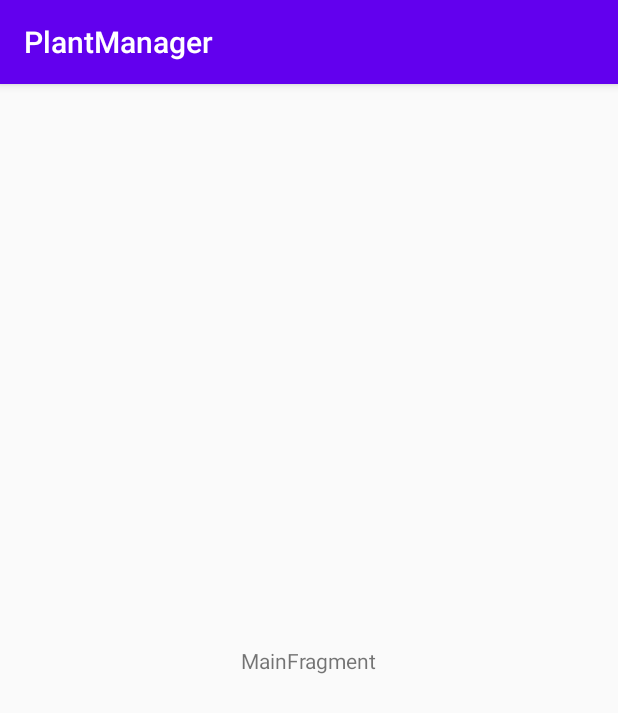
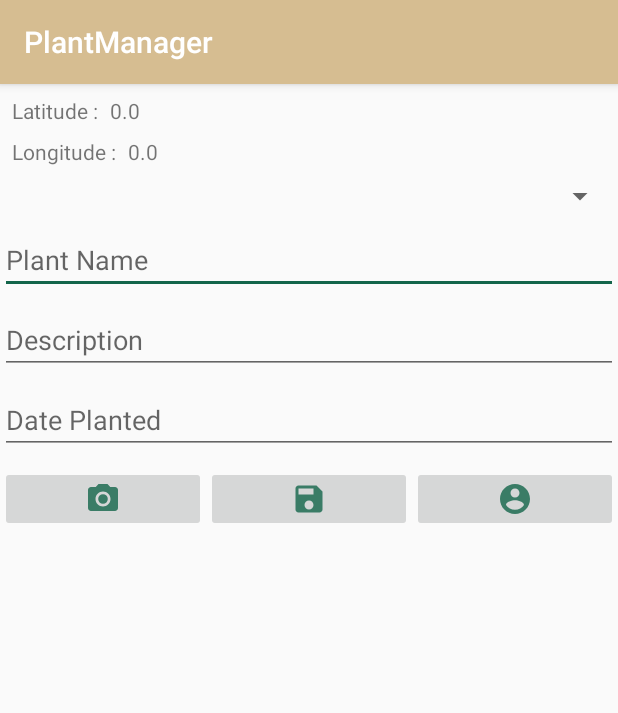
Before and after one commit to EhsanFallahi/PlantManagerQ, an Android app: the screen it shows after launch (MainActivity), on a phone screen of 412 x 824 dp. Shown: the top 713 px of the screen. Run offline under Robolectric (Android 15) with nearby library versions, the phone set to English and light mode, and no system bars.

Commit message:
design layout and add widget

```diff
--- /dev/null
+++ b/app/src/main/res/drawable-anydpi/ic_login.xml
@@ -0,0 +1,11 @@
+<vector xmlns:android="http://schemas.android.com/apk/res/android"
+    android:width="24dp"
+    android:height="24dp"
+    android:viewportWidth="24"
+    android:viewportHeight="24"
+    android:tint="#13654A"
+    android:alpha="0.8">
+  <path
+      android:fillColor="@android:color/white"
+      android:pathData="M12,2C6.48,2 2,6.48 2,12s4.48,10 10,10 10,-4.48 10,-10S17.52,2 12,2zM12,5c1.66,0 3,1.34 3,3s-1.34,3 -3,3 -3,-1.34 -3,-3 1.34,-3 3,-3zM12,19.2c-2.5,0 -4.71,-1.28 -6,-3.22 0.03,-1.99 4,-3.08 6,-3.08 1.99,0 5.97,1.09 6,3.08 -1.29,1.94 -3.5,3.22 -6,3.22z"/>
+</vector>
--- /dev/null
+++ b/app/src/main/res/drawable-anydpi/ic_save.xml
@@ -0,0 +1,11 @@
+<vector xmlns:android="http://schemas.android.com/apk/res/android"
+    android:width="24dp"
+    android:height="24dp"
+    android:viewportWidth="24"
+    android:viewportHeight="24"
+    android:tint="#13654A"
+    android:alpha="0.8">
+  <path
+      android:fillColor="@android:color/white"
+      android:pathData="M17,3L5,3c-1.11,0 -2,0.9 -2,2v14c0,1.1 0.89,2 2,2h14c1.1,0 2,-0.9 2,-2L21,7l-4,-4zM12,19c-1.66,0 -3,-1.34 -3,-3s1.34,-3 3,-3 3,1.34 3,3 -1.34,3 -3,3zM15,9L5,9L5,5h10v4z"/>
+</vector>
--- /dev/null
+++ b/app/src/main/res/drawable-anydpi/ic_take_photo.xml
@@ -0,0 +1,14 @@
+<vector xmlns:android="http://schemas.android.com/apk/res/android"
+    android:width="24dp"
+    android:height="24dp"
+    android:viewportWidth="24"
+    android:viewportHeight="24"
+    android:tint="#13654A"
+    android:alpha="0.8">
+  <path
+      android:fillColor="@android:color/white"
+      android:pathData="M12,12m-3.2,0a3.2,3.2 0,1 1,6.4 0a3.2,3.2 0,1 1,-6.4 0"/>
+  <path
+      android:fillColor="@android:color/white"
+      android:pathData="M9,2L7.17,4L4,4c-1.1,0 -2,0.9 -2,2v12c0,1.1 0.9,2 2,2h16c1.1,0 2,-0.9 2,-2L22,6c0,-1.1 -0.9,-2 -2,-2h-3.17L15,2L9,2zM12,17c-2.76,0 -5,-2.24 -5,-5s2.24,-5 5,-5 5,2.24 5,5 -2.24,5 -5,5z"/>
+</vector>
--- a/app/src/main/res/layout/main_fragment.xml
+++ b/app/src/main/res/layout/main_fragment.xml
@@ -8,13 +8,127 @@
     tools:context=".ui.main.MainFragment">
 
     <TextView
-        android:id="@+id/message"
+        android:id="@+id/textView"
         android:layout_width="wrap_content"
         android:layout_height="wrap_content"
-        android:text="MainFragment"
+        android:layout_marginStart="8dp"
+        android:layout_marginTop="8dp"
+        android:text="@string/title_longitude"
+        app:layout_constraintStart_toStartOf="parent"
+        app:layout_constraintTop_toBottomOf="@+id/tv_latitude" />
+
+    <TextView
+        android:id="@+id/tv_latitude"
+        android:layout_width="wrap_content"
+        android:layout_height="wrap_content"
+        android:layout_marginStart="8dp"
+        android:layout_marginTop="8dp"
+        android:text="@string/title_latitude"
+        app:layout_constraintStart_toStartOf="parent"
+        app:layout_constraintTop_toTopOf="parent" />
+
+    <TextView
+        android:id="@+id/txt_latitude"
+        android:layout_width="wrap_content"
+        android:layout_height="wrap_content"
+        android:layout_marginStart="8dp"
+        android:layout_marginTop="8dp"
+        android:text="@string/zero_point_zero"
+        app:layout_constraintStart_toEndOf="@+id/tv_latitude"
+        app:layout_constraintTop_toTopOf="parent" />
+
+    <TextView
+        android:id="@+id/txt_longitude"
+        android:layout_width="wrap_content"
+        android:layout_height="wrap_content"
+        android:layout_marginStart="8dp"
+        android:layout_marginTop="8dp"
+        android:text="@string/zero_point_zero"
+        app:layout_constraintStart_toEndOf="@+id/textView"
+        app:layout_constraintTop_toBottomOf="@+id/txt_latitude" />
+
+    <Spinner
+        android:id="@+id/spinner"
+        android:layout_width="409dp"
+        android:layout_height="wrap_content"
+        android:layout_marginTop="8dp"
+        app:layout_constraintEnd_toEndOf="parent"
+        app:layout_constraintStart_toStartOf="parent"
+        app:layout_constraintTop_toBottomOf="@+id/textView" />
+
+    <AutoCompleteTextView
+        android:id="@+id/tv_auto_complete"
+        android:layout_width="0dp"
+        android:layout_height="wrap_content"
+        android:layout_marginTop="8dp"
+        android:hint="@string/title_plant_name"
+        app:layout_constraintEnd_toEndOf="parent"
+        app:layout_constraintStart_toStartOf="parent"
+        app:layout_constraintTop_toBottomOf="@+id/spinner" />
+
+    <EditText
+        android:id="@+id/txt_description"
+        android:layout_width="0dp"
+        android:layout_height="wrap_content"
+        android:layout_marginTop="8dp"
+        android:ems="10"
+        android:hint="@string/title_description"
+        android:inputType="textPersonName"
+        app:layout_constraintEnd_toEndOf="parent"
+        app:layout_constraintStart_toStartOf="parent"
+        app:layout_constraintTop_toBottomOf="@+id/tv_auto_complete" />
+
+    <EditText
+        android:id="@+id/txt_date"
+        android:layout_width="0dp"
+        android:layout_height="wrap_content"
+        android:layout_marginTop="8dp"
+        android:ems="10"
+        android:inputType="date"
+        android:hint="@string/title_date_planted"
+        app:layout_constraintEnd_toEndOf="parent"
+        app:layout_constraintStart_toStartOf="parent"
+        app:layout_constraintTop_toBottomOf="@+id/txt_description" />
+
+    <LinearLayout
+        android:id="@+id/linearLayout"
+        android:layout_width="match_parent"
+        android:layout_height="wrap_content"
+        android:layout_marginTop="8dp"
+        android:orientation="horizontal"
+        app:layout_constraintTop_toBottomOf="@+id/txt_date">
+
+        <ImageButton
+            android:id="@+id/btn_take_photo"
+            android:layout_width="wrap_content"
+            android:layout_height="wrap_content"
+            android:layout_weight="1"
+            android:src="@drawable/ic_take_photo" />
+
+        <ImageButton
+            android:id="@+id/btn_save"
+            android:layout_width="wrap_content"
+            android:layout_height="wrap_content"
+            android:layout_weight="1"
+            android:src="@drawable/ic_save" />
+
+        <ImageButton
+            android:id="@+id/btn_login"
+            android:layout_width="wrap_content"
+            android:layout_height="wrap_content"
+            android:layout_weight="1"
+            android:src="@drawable/ic_login" />
+    </LinearLayout>
+
+    <ImageView
+        android:id="@+id/img_plant"
+        android:layout_width="0dp"
+        android:layout_height="0dp"
+        android:layout_marginTop="8dp"
+        android:scaleType="fitXY"
         app:layout_constraintBottom_toBottomOf="parent"
         app:layout_constraintEnd_toEndOf="parent"
         app:layout_constraintStart_toStartOf="parent"
-        app:layout_constraintTop_toTopOf="parent" />
-
+        app:layout_constraintTop_toBottomOf="@+id/linearLayout"
+        tools:src="@tools:sample/avatars" />
 </androidx.constraintlayout.widget.ConstraintLayout>
--- a/app/src/main/res/values/colors.xml
+++ b/app/src/main/res/values/colors.xml
@@ -1,6 +1,6 @@
 <?xml version="1.0" encoding="utf-8"?>
 <resources>
-    <color name="colorPrimary">#6200EE</color>
-    <color name="colorPrimaryDark">#3700B3</color>
-    <color name="colorAccent">#03DAC5</color>
+    <color name="colorPrimary">#d6bd91</color>
+    <color name="colorPrimaryDark">#f2c063</color>
+    <color name="colorAccent">#13654a</color>
 </resources>
--- a/app/src/main/res/values/strings.xml
+++ b/app/src/main/res/values/strings.xml
@@ -1,3 +1,9 @@
 <resources>
     <string name="app_name">PlantManager</string>
+    <string name="title_longitude">Longitude : </string>
+    <string name="title_latitude">Latitude : </string>
+    <string name="zero_point_zero">0.0</string>
+    <string name="title_plant_name">Plant Name</string>
+    <string name="title_description">Description</string>
+    <string name="title_date_planted">Date Planted</string>
 </resources>
```
Also changed, not shown: app/src/main/res/drawable-hdpi/ic_login.png (added), app/src/main/res/drawable-hdpi/ic_save.png (added), app/src/main/res/drawable-hdpi/ic_take_photo.png (added), app/src/main/res/drawable-mdpi/ic_login.png (added), app/src/main/res/drawable-mdpi/ic_save.png (added), app/src/main/res/drawable-mdpi/ic_take_photo.png (added), app/src/main/res/drawable-xhdpi/ic_login.png (added), app/src/main/res/drawable-xhdpi/ic_save.png (added), app/src/main/res/drawable-xhdpi/ic_take_photo.png (added), app/src/main/res/drawable-xxhdpi/ic_login.png (added), app/src/main/res/drawable-xxhdpi/ic_save.png (added), app/src/main/res/drawable-xxhdpi/ic_take_photo.png (added).
